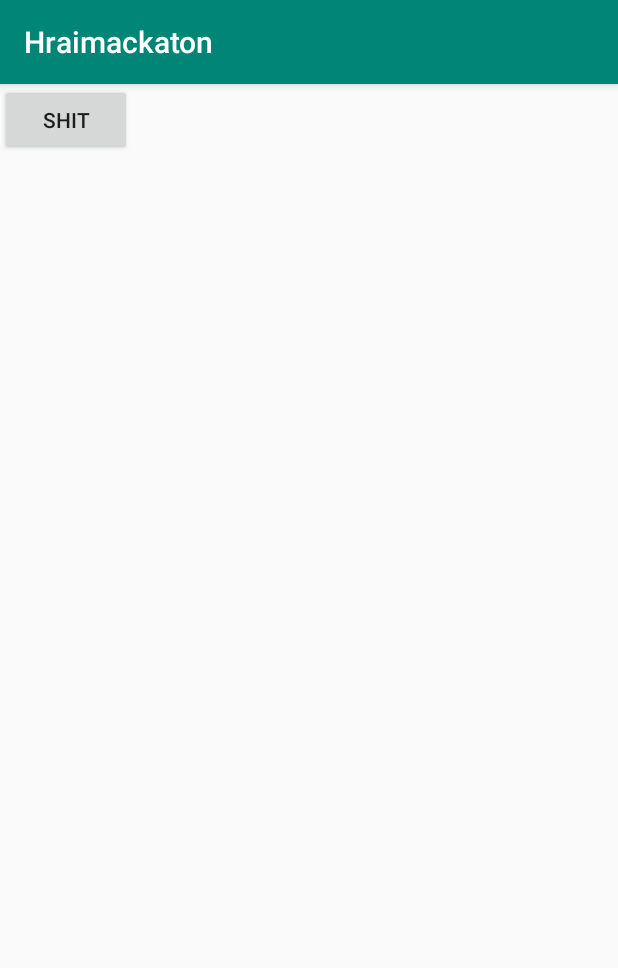
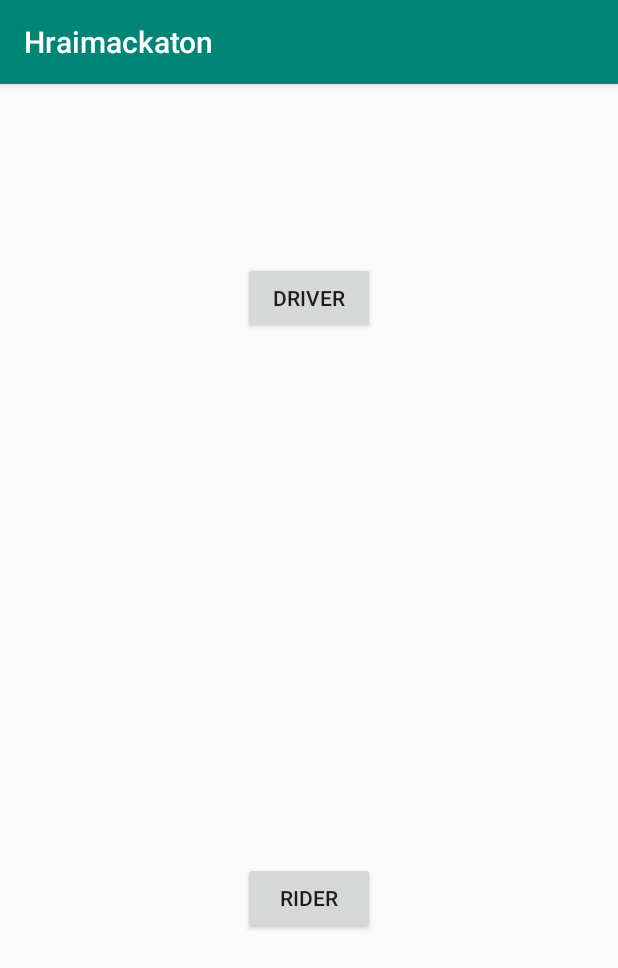
Before and after one commit to TGKar/Hraimhackaton, an Android app: the screen it shows after launch (MainActivity), on a phone screen of 412 x 824 dp. Shown: the top 968 px of the screen. Run offline under Robolectric (Android 15) with nearby library versions, the phone set to English and light mode, and no system bars.

Commit message:
Added basic activities

```diff
--- a/app/src/main/java/com/example/hraimackaton/DriverScreen.java
+++ b/app/src/main/java/com/example/hraimackaton/DriverScreen.java
@@ -2,6 +2,7 @@ package com.example.hraimackaton;
 
 import android.support.v7.app.AppCompatActivity;
 import android.os.Bundle;
+import android.widget.TextView;
 
 public class DriverScreen extends AppCompatActivity {
 
@@ -9,5 +10,7 @@ public class DriverScreen extends AppCompatActivity {
     protected void onCreate(Bundle savedInstanceState) {
         super.onCreate(savedInstanceState);
         setContentView(R.layout.activity_driver_screen);
+        TextView textView = findViewById(R.id.textViewDriver);
+        textView.setText("I DRIVE");
     }
 }
--- a/app/src/main/java/com/example/hraimackaton/RiderScreen.java
+++ b/app/src/main/java/com/example/hraimackaton/RiderScreen.java
@@ -2,6 +2,7 @@ package com.example.hraimackaton;
 
 import android.support.v7.app.AppCompatActivity;
 import android.os.Bundle;
+import android.widget.TextView;
 
 public class RiderScreen extends AppCompatActivity {
 
@@ -9,5 +10,7 @@ public class RiderScreen extends AppCompatActivity {
     protected void onCreate(Bundle savedInstanceState) {
         super.onCreate(savedInstanceState);
         setContentView(R.layout.activity_rider_screen);
+        TextView textView = findViewById(R.id.textViewRider);
+        textView.setText("I RIDE");
     }
 }
--- a/app/src/main/res/layout/activity_main.xml
+++ b/app/src/main/res/layout/activity_main.xml
@@ -20,19 +20,37 @@
         android:orientation="horizontal"
         app:layout_constraintGuide_end="734dp" />
 
-    <android.support.design.widget.TextInputLayout
-        android:layout_width="311dp"
-        android:layout_height="wrap_content"
-        tools:layout_editor_absoluteX="16dp"
-        tools:layout_editor_absoluteY="317dp"/>
-
     <Button
         android:id="@+id/button3"
         android:layout_width="wrap_content"
         android:layout_height="wrap_content"
-        android:onClick="sendMessage"
-        android:text="SHIT"
-        tools:layout_editor_absoluteX="161dp"
-        tools:layout_editor_absoluteY="341dp" />
+        android:layout_marginStart="161dp"
+        android:layout_marginLeft="161dp"
+        android:layout_marginTop="100dp"
+        android:layout_marginEnd="162dp"
+        android:layout_marginRight="162dp"
+        android:layout_marginBottom="583dp"
+        android:onClick="toDriver"
+        android:text="Driver"
+        app:layout_constraintBottom_toBottomOf="parent"
+        app:layout_constraintEnd_toEndOf="parent"
+        app:layout_constraintStart_toStartOf="parent"
+        app:layout_constraintTop_toTopOf="parent" />
 
+    <Button
+        android:id="@+id/button4"
+        android:layout_width="wrap_content"
+        android:layout_height="wrap_content"
+        android:layout_marginStart="161dp"
+        android:layout_marginLeft="161dp"
+        android:layout_marginTop="500dp"
+        android:layout_marginEnd="162dp"
+        android:layout_marginRight="162dp"
+        android:layout_marginBottom="183dp"
+        android:onClick="toRider"
+        android:text="Rider"
+        app:layout_constraintBottom_toBottomOf="parent"
+        app:layout_constraintEnd_toEndOf="parent"
+        app:layout_constraintStart_toStartOf="parent"
+        app:layout_constraintTop_toTopOf="parent" />
 </android.support.constraint.ConstraintLayout>
```
Also changed, not shown: app/src/main/java/com/example/hraimackaton/MainActivity.java (+5 -5 lines), app/src/main/res/layout/activity_driver_screen.xml (+16 -0 lines), app/src/main/res/layout/activity_rider_screen.xml (+15 -0 lines).
